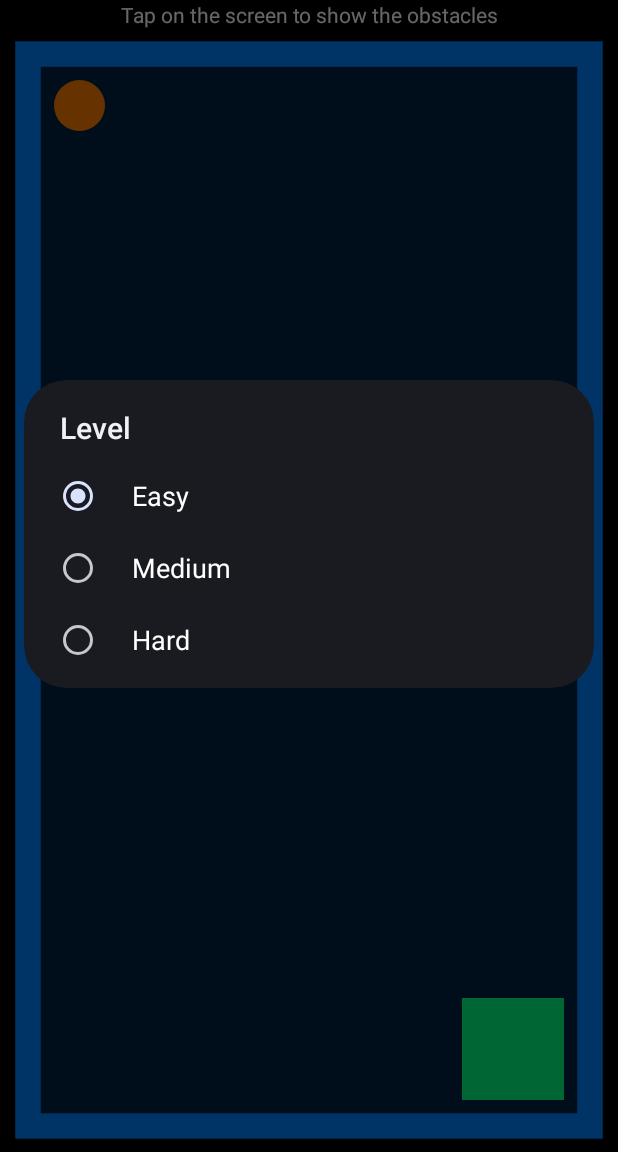
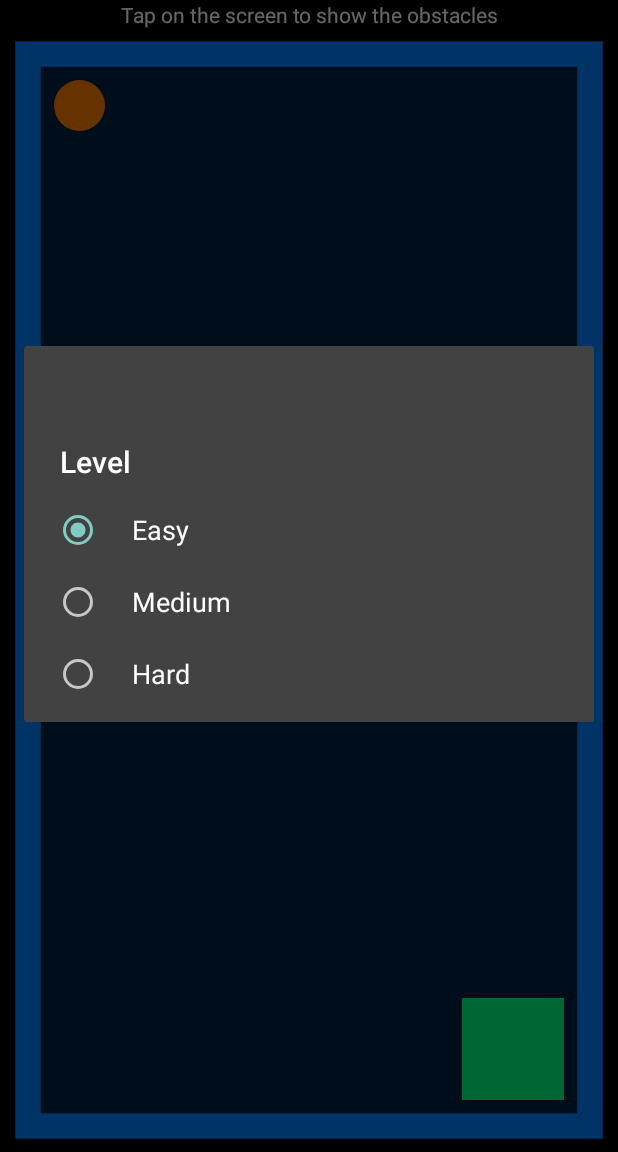
Before and after one commit to olivsoft/BlindMan, an Android app: the screen it shows after launch (BlindManActivity), after a tap on "LEVEL", on a phone screen of 412 x 824 dp, the part 84-1236 px from its top. Run offline under Robolectric (Android 15) with nearby library versions, the phone set to English and light mode, and no system bars; our stand-ins replace AdMob; pictures from the network do not load; 2 statements that could not run were skipped.

Commit message:
Androidx version Color picker dialog still without title

```diff
--- a/app/build.gradle
+++ b/app/build.gradle
@@ -24,4 +24,5 @@ android {
 
 dependencies {
     implementation 'com.google.android.gms:play-services-ads:20.5.0'
+    implementation 'androidx.appcompat:appcompat:1.4.1'
 }
--- a/app/src/main/java/ch/olivsoft/android/blindman/BlindManActivity.java
+++ b/app/src/main/java/ch/olivsoft/android/blindman/BlindManActivity.java
@@ -1,8 +1,6 @@
 package ch.olivsoft.android.blindman;
 
 import android.annotation.SuppressLint;
-import android.app.Activity;
-import android.app.AlertDialog;
 import android.app.Dialog;
 import android.content.SharedPreferences;
 import android.media.AudioManager;
@@ -16,6 +14,9 @@ import android.view.Menu;
 import android.view.MenuItem;
 import android.widget.ArrayAdapter;
 
+import androidx.appcompat.app.AlertDialog;
+import androidx.appcompat.app.AppCompatActivity;
+
 import com.google.android.gms.ads.AdRequest;
 import com.google.android.gms.ads.AdView;
 import com.google.android.gms.ads.MobileAds;
@@ -24,7 +25,7 @@ import com.google.android.gms.ads.RequestConfiguration;
 import java.util.Arrays;
 import java.util.List;
 
-public class BlindManActivity extends Activity implements OnErrorListener {
+public class BlindManActivity extends AppCompatActivity implements OnErrorListener {
     // Constants
     private static final String PREF_FIRST = "PREF_FIRST";
     private static final String PREF_LEVEL = "PREF_LEVEL";
@@ -227,7 +228,7 @@ public class BlindManActivity extends Activity implements OnErrorListener {
 
     // Call the selected dialog
     protected void doDialog(int id) {
-        BlindManDialogFragment.newInstance(id, centerDialogs).show(getFragmentManager(), "dialog");
+        BlindManDialogFragment.newInstance(id, centerDialogs).show(getSupportFragmentManager(), "dialog");
     }
 
     // This is the relevant dialog creation method.
--- a/app/src/main/java/ch/olivsoft/android/blindman/BlindManDialogFragment.java
+++ b/app/src/main/java/ch/olivsoft/android/blindman/BlindManDialogFragment.java
@@ -1,10 +1,11 @@
 package ch.olivsoft.android.blindman;
 
 import android.app.Dialog;
-import android.app.DialogFragment;
 import android.os.Bundle;
 import android.view.Gravity;
 import android.view.Window;
+
+import androidx.fragment.app.DialogFragment;
 
 /**
  * Handles the dialogs for Honeycomb and up.
--- a/app/src/main/java/ch/olivsoft/android/blindman/ColorPickerView.java
+++ b/app/src/main/java/ch/olivsoft/android/blindman/ColorPickerView.java
@@ -16,6 +16,8 @@ import android.util.Log;
 import android.view.MotionEvent;
 import android.view.View;
 
+import androidx.appcompat.app.AppCompatActivity;
+
 /**
  * {@link View} for a color selection dialog.
  * <br/>
@@ -27,7 +29,7 @@ import android.view.View;
  * doing all the work for you. The picked color (int) is passed back like in other dialogs via
  * a regular {@link DialogInterface.OnClickListener}. Alternatively, create a
  * {@link Dialog} and pass this view (e.g., from a layout resource) to the dialog's
- * {@link android.app.Activity#setContentView(View)} method. You have to call the
+ * {@link AppCompatActivity#setContentView(View)} method. You have to call the
  * {@link ColorPickerView#setColorDialogParameters(DialogInterface, int, DialogInterface.OnClickListener)}
  * after that to complete the initialization.
  * <br/>
--- a/app/src/main/java/ch/olivsoft/android/blindman/MusicPlayer.java
+++ b/app/src/main/java/ch/olivsoft/android/blindman/MusicPlayer.java
@@ -1,16 +1,17 @@
 package ch.olivsoft.android.blindman;
 
-import android.app.Activity;
 import android.content.Context;
 import android.media.MediaPlayer;
 import android.media.MediaPlayer.OnErrorListener;
 import android.util.Log;
 
+import androidx.appcompat.app.AppCompatActivity;
+
 /**
  * Encapsulates a {@link MediaPlayer} for safe
  * playing and looping of a simple music resource.
  * Methods are ideally called from the similarly named
- * event handlers in an {@link Activity}.
+ * event handlers in an {@link AppCompatActivity}.
  * <p/>
  * In the constructor, an {@link OnErrorListener} can be passed
  * that is called back in case of an error. If this is not required
--- a/app/src/main/res/menu/menus.xml
+++ b/app/src/main/res/menu/menus.xml
@@ -1,51 +1,52 @@
 <?xml version="1.0" encoding="utf-8"?>
-<menu xmlns:android="http://schemas.android.com/apk/res/android">
+<menu xmlns:app="http://schemas.android.com/apk/res-auto"
+    xmlns:android="http://schemas.android.com/apk/res/android">
 
     <item
         android:id="@+id/menu_level"
-        android:showAsAction="ifRoom"
+        app:showAsAction="ifRoom"
         android:title="@string/menu_level" />
     <item
         android:id="@+id/menu_size"
-        android:showAsAction="ifRoom"
+        app:showAsAction="ifRoom"
         android:title="@string/menu_size" />
     <item
         android:id="@+id/menu_lives"
-        android:showAsAction="ifRoom"
+        app:showAsAction="ifRoom"
         android:title="@string/menu_lives" />
     <item
         android:id="@+id/menu_colors"
-        android:showAsAction="ifRoom"
+        app:showAsAction="ifRoom"
         android:title="@string/menu_colors" />
     <item
         android:id="@+id/menu_background"
-        android:showAsAction="never"
+        app:showAsAction="never"
         android:title="@string/menu_background" />
     <item
         android:id="@+id/menu_sound"
-        android:showAsAction="never"
+        app:showAsAction="never"
         android:title="@string/menu_sound" />
     <item
         android:id="@+id/menu_drag"
-        android:showAsAction="never"
+        app:showAsAction="never"
         android:title="@string/menu_drag"
         android:visible="false" />
     <item
         android:id="@+id/menu_center"
-        android:showAsAction="never"
+        app:showAsAction="never"
         android:title="@string/menu_center"
         android:visible="false"/>
     <item
         android:id="@+id/menu_help"
-        android:showAsAction="never"
+        app:showAsAction="never"
         android:title="@string/menu_help" />
     <item
         android:id="@+id/menu_about"
-        android:showAsAction="never"
+        app:showAsAction="never"
         android:title="@string/menu_about" />
     <item
         android:id="@+id/menu_quit"
-        android:showAsAction="never"
+        app:showAsAction="never"
         android:title="@string/menu_quit" />
 
 </menu>
--- a/app/src/main/res/values-v21/themes.xml
+++ b/app/src/main/res/values-v21/themes.xml
@@ -1,13 +1,14 @@
 <?xml version="1.0" encoding="utf-8"?>
 <resources>
 
-    <style name="BlindmanTheme" parent="android:Theme.DeviceDefault">
-        <item name="android:dialogTheme">@style/MyDialogTheme</item>
-        <item name="android:alertDialogTheme">@style/MyDialogTheme</item>
+    <style name="BlindmanTheme" parent="Theme.AppCompat">
+        <item name="dialogTheme">@style/MyDialogTheme</item>
+        <item name="alertDialogTheme">@style/MyDialogTheme</item>
 <!--        <item name="android:alertDialogStyle">@style/MyDialogStyle</item>-->
     </style>
 
-    <style name="MyDialogTheme" parent="android:Theme.DeviceDefault.Dialog">
+    <style name="MyDialogTheme" parent="Theme.AppCompat.Dialog">
+        <item name="android:windowNoTitle">false</item>
         <!-- Only centers the elements within the dialogs -->
         <!--        <item name="android:gravity">center</item>-->
         <!-- Simply does not do anything... -->
--- a/app/src/main/res/values/themes.xml
+++ b/app/src/main/res/values/themes.xml
@@ -1,5 +1,5 @@
 <?xml version="1.0" encoding="utf-8"?>
 <resources>
 
-    <style name="BlindmanTheme" parent="android:Theme.DeviceDefault" />
+    <style name="BlindmanTheme" parent="Theme.AppCompat" />
 </resources>
```
